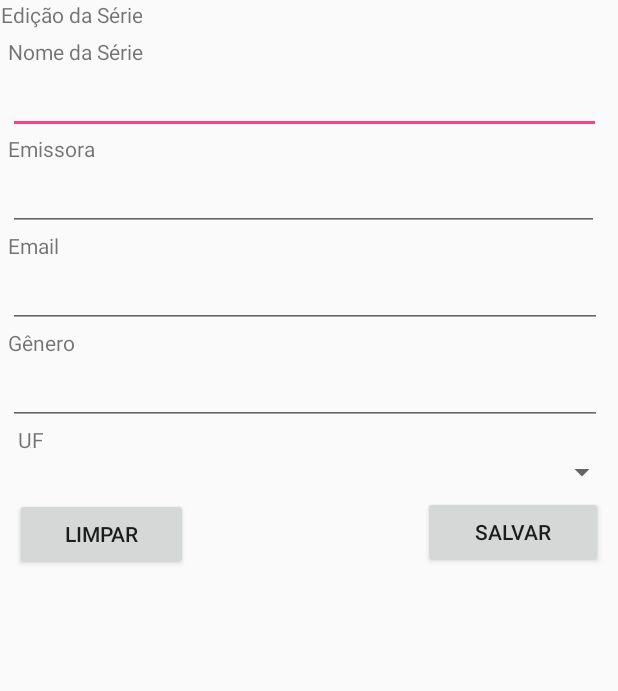
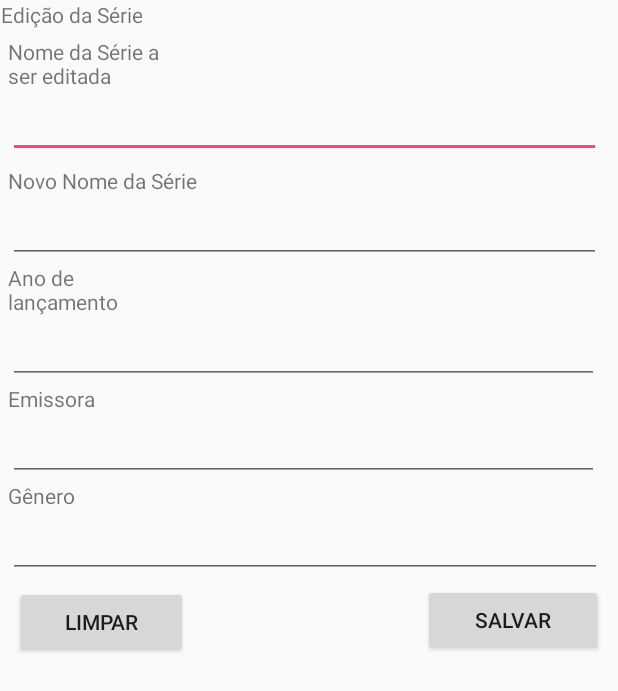
Before and after one commit to Raiane-nepomuceno/SeriesManager, an Android app: the FormEditaActivity screen opened directly, with no data from a screen before it, on a phone screen of 412 x 824 dp. Shown: the top 691 px of the screen. Run offline under Robolectric (Android 15) with nearby library versions, the phone set to English and light mode, and no system bars.

```diff
--- a/app/src/main/AndroidManifest.xml
+++ b/app/src/main/AndroidManifest.xml
@@ -9,6 +9,9 @@
         android:roundIcon="@mipmap/ic_launcher_round"
         android:supportsRtl="true"
         android:theme="@style/AppTheme">
+        <activity
+            android:name=".view.RemocaoActivity"
+            android:exported="true"/>
         <activity
             android:name=".view.FormAddSerieActivity"
             android:exported="true"/>
--- a/app/src/main/java/com/example/seriesmanager/model/Serie.java
+++ b/app/src/main/java/com/example/seriesmanager/model/Serie.java
@@ -15,9 +15,10 @@ public class Serie {
         this.genero = genero;
     }
 
+    public Serie() {
 
-    public Serie() {
     }
+
 
     public int getAnoLancamento() {
         return anoLancamento;
--- a/app/src/main/java/com/example/seriesmanager/view/FormEditaActivity.java
+++ b/app/src/main/java/com/example/seriesmanager/view/FormEditaActivity.java
@@ -1,14 +1,82 @@
 package com.example.seriesmanager.view;
 
+import android.content.Intent;
 import android.os.Bundle;
 import android.support.v7.app.AppCompatActivity;
+import android.view.View;
+import android.widget.EditText;
+import android.widget.Toast;
 
 import com.example.seriesmanager.R;
+import com.example.seriesmanager.dao.SerieDAO;
+import com.example.seriesmanager.model.Serie;
+
+import java.util.List;
 
 public class FormEditaActivity extends AppCompatActivity {
+    private EditText nomeSerieEt,nomeAntigoSerieEt,lancamentoEt,emissoraEt,generoEt;
+    private SerieDAO db;
+    private List<Serie> listaSeries;
+
+
     @Override
     protected void onCreate(Bundle savedInstanceState) {
         super.onCreate(savedInstanceState);
         setContentView(R.layout.form_edita_serie);
+
+        nomeSerieEt = findViewById(R.id.nomeEt);
+        lancamentoEt = findViewById(R.id.lancamentoEt);
+        emissoraEt = findViewById(R.id.emissoraEt);
+        generoEt = findViewById(R.id.generoEt);
+        nomeAntigoSerieEt = findViewById(R.id.nomeAntigoEt);
     }
+    public void salvarEdicaoSerie(View view) {
+
+        if (nomeSerieEt != null && emissoraEt != null && generoEt != null && lancamentoEt != null && lancamentoEt != null && nomeAntigoSerieEt!=null) {
+            Serie serie = new Serie();
+            db = new SerieDAO(this);
+            serie.setNome(nomeSerieEt.getText().toString());
+            serie.setEmissora(emissoraEt.getText().toString());
+            serie.setGenero(generoEt.getText().toString());
+            try {
+                serie.setAnoLancamento(Integer.parseInt(lancamentoEt.getText().toString()));
+                Boolean resultado = db.updateSerie(serie,nomeAntigoSerieEt.getText().toString());
+                if(resultado == true)
+                {
+                    Toast.makeText(FormEditaActivity.this, "Série editada com sucesso! :)", Toast.LENGTH_SHORT).show();
+                    Intent intent = new Intent(this, SerieActivity.class);
+                    startActivity(intent);
+
+                    db.close();
+                }
+                else{
+
+                    Toast.makeText(FormEditaActivity.this, "Os campos já estão vazios, vamos preencher! :)", Toast.LENGTH_LONG).show();
+                    db.close();
+                }
+
+            }catch (Exception e){
+                Toast.makeText(FormEditaActivity.this, "Os campos estão inválidos. Por favor preencha novamente!", Toast.LENGTH_LONG).show();
+
+            }
+
+
+
+        }else{
+            Toast.makeText(FormEditaActivity.this, "Os campos estão inválidos. Por favor preencha novamente!", Toast.LENGTH_LONG).show();
+            db.close();
+        }
+
+
+        }
+        public void limparCampos(View view){
+            if(view.getId() == R.id.btnLimpar)
+            {
+                nomeSerieEt.getText().clear();
+                lancamentoEt.getText().clear();
+                emissoraEt.getText().clear();
+                generoEt.getText().clear();
+            }
+        }
+
 }
--- /dev/null
+++ b/app/src/main/res/drawable/ic_baseline_add_24.xml
@@ -0,0 +1,5 @@
+<vector android:height="24dp" android:tint="#8F9E6F"
+    android:viewportHeight="24" android:viewportWidth="24"
+    android:width="24dp" xmlns:android="http://schemas.android.com/apk/res/android">
+    <path android:fillColor="@android:color/white" android:pathData="M19,13h-6v6h-2v-6H5v-2h6V5h2v6h6v2z"/>
+</vector>
--- /dev/null
+++ b/app/src/main/res/drawable/ic_baseline_edit_24.xml
@@ -0,0 +1,5 @@
+<vector android:height="24dp" android:tint="#0E0D0D"
+    android:viewportHeight="24" android:viewportWidth="24"
+    android:width="24dp" xmlns:android="http://schemas.android.com/apk/res/android">
+    <path android:fillColor="@android:color/white" android:pathData="M3,17.25V21h3.75L17.81,9.94l-3.75,-3.75L3,17.25zM20.71,7.04c0.39,-0.39 0.39,-1.02 0,-1.41l-2.34,-2.34c-0.39,-0.39 -1.02,-0.39 -1.41,0l-1.83,1.83 3.75,3.75 1.83,-1.83z"/>
+</vector>
--- /dev/null
+++ b/app/src/main/res/drawable/ic_delete.xml
@@ -0,0 +1,5 @@
+<vector android:height="24dp" android:tint="#DE1313"
+    android:viewportHeight="24" android:viewportWidth="24"
+    android:width="24dp" xmlns:android="http://schemas.android.com/apk/res/android">
+    <path android:fillColor="@android:color/white" android:pathData="M6,19c0,1.1 0.9,2 2,2h8c1.1,0 2,-0.9 2,-2V7H6v12zM19,4h-3.5l-1,-1h-5l-1,1H5v2h14V4z"/>
+</vector>
--- a/app/src/main/res/layout/form_edita_serie.xml
+++ b/app/src/main/res/layout/form_edita_serie.xml
@@ -10,23 +10,55 @@
         android:layout_height="wrap_content"
         android:gravity="center"
         android:text="Edição da Série" />
-
     <TextView
-        android:id="@+id/textViewNome"
+        android:id="@+id/textViewAntigoNome"
         android:layout_width="115dp"
         android:layout_height="wrap_content"
         android:layout_marginLeft="5dp"
         android:layout_marginTop="5dp"
         android:ems="15"
-        android:text="Nome da Série" />
+        android:text="Nome da Série a ser editada" />
 
     <EditText
-        android:id="@+id/nomeSerie"
+        android:id="@+id/nomeAntigoEt"
         android:layout_width="395dp"
         android:layout_height="wrap_content"
         android:ems="10"
         android:layout_marginLeft="5dp"
         android:inputType="text" />
+
+    <TextView
+        android:id="@+id/textViewNome"
+        android:layout_width="233dp"
+        android:layout_height="wrap_content"
+        android:layout_marginLeft="5dp"
+        android:layout_marginTop="5dp"
+        android:ems="15"
+        android:text="Novo Nome da Série" />
+
+    <EditText
+        android:id="@+id/nomeEt"
+        android:layout_width="395dp"
+        android:layout_height="wrap_content"
+        android:ems="10"
+        android:layout_marginLeft="5dp"
+        android:inputType="text" />
+
+    <TextView
+        android:id="@+id/textAnoLancamento"
+        android:layout_width="80dp"
+        android:layout_height="wrap_content"
+        android:ems="35"
+        android:layout_marginLeft="5dp"
+        android:text="Ano de lançamento" />
+
+    <EditText
+        android:id="@+id/lancamentoEt"
+        android:layout_width="394dp"
+        android:layout_height="wrap_content"
+        android:layout_marginLeft="5dp"
+        android:ems="30"
+        android:inputType="number" />
 
     <TextView
         android:id="@+id/textViewEmissora"
@@ -42,27 +74,12 @@
         android:layout_height="wrap_content"
         android:ems="45"
         android:layout_marginLeft="5dp"
-        android:inputType="number" />
+        android:inputType="text" />
 
-    <TextView
-        android:id="@+id/textViewEm"
-        android:layout_width="47dp"
-        android:layout_marginLeft="5dp"
-        android:layout_height="wrap_content"
-        android:ems="55"
-        android:text="Email" />
-
-    <EditText
-        android:id="@+id/emailEt"
-        android:layout_width="396dp"
-        android:layout_height="wrap_content"
-        android:ems="65"
-        android:layout_marginLeft="5dp"
-        android:inputType="text" />
 
     <TextView
         android:id="@+id/textViewGen"
-        android:layout_width="45dp"
+        android:layout_width="47dp"
         android:layout_height="wrap_content"
         android:ems="50"
         android:layout_marginLeft="5dp"
@@ -75,20 +92,6 @@
         android:ems="50"
         android:layout_marginLeft="5dp"
         android:inputType="text" />
-
-    <TextView
-        android:layout_width="55dp"
-        android:layout_height="wrap_content"
-        android:ems="55"
-        android:layout_marginLeft="12dp"
-        android:text="UF"/>
-    <Spinner
-        android:id="@+id/opcoesUf"
-        android:layout_width="match_parent"
-        android:layout_height="wrap_content"
-        android:layout_marginLeft="5dp">
-
-    </Spinner>
     <Button
         android:id="@+id/btnLimpar"
         android:layout_width="115dp"
@@ -97,15 +100,18 @@
         android:layout_marginTop="5dp"
         android:layout_marginHorizontal="10dp"
         android:text="LIMPAR"
-        android:textAllCaps="false" />
+        android:textAllCaps="false"
+        android:onClick="limparCampos"/>
 
     <Button
-        android:id="@+id/btnSalvar"
+        android:id="@+id/btnSalvarEdicao"
         android:layout_width="120dp"
         android:layout_height="wrap_content"
         android:layout_gravity="right"
         android:layout_marginHorizontal="10dp"
         android:layout_marginTop="-49dp"
         android:text="SALVAR"
-        android:textAllCaps="false" />
+        android:textAllCaps="false"
+        android:onClick="salvarEdicaoSerie"/>
+
 </LinearLayout>
```
Also changed, not shown: app/src/main/java/com/example/seriesmanager/dao/SerieDAO.java (+5 -3 lines), app/src/main/java/com/example/seriesmanager/view/FormAddSerieActivity.java (+36 -7 lines), app/src/main/java/com/example/seriesmanager/view/ListaSeriesAdapter.java (+22 -3 lines), app/src/main/java/com/example/seriesmanager/view/RemocaoActivity.java (added, +62 -0 lines), app/src/main/java/com/example/seriesmanager/view/SerieActivity.java (+17 -29 lines), app/src/main/res/layout/confirmacao_deletar_serie.xml (added, +41 -0 lines), app/src/main/res/layout/item_serie.xml (+40 -17 lines), app/src/main/res/layout/serie_activity_main.xml (+8 -6 lines).
